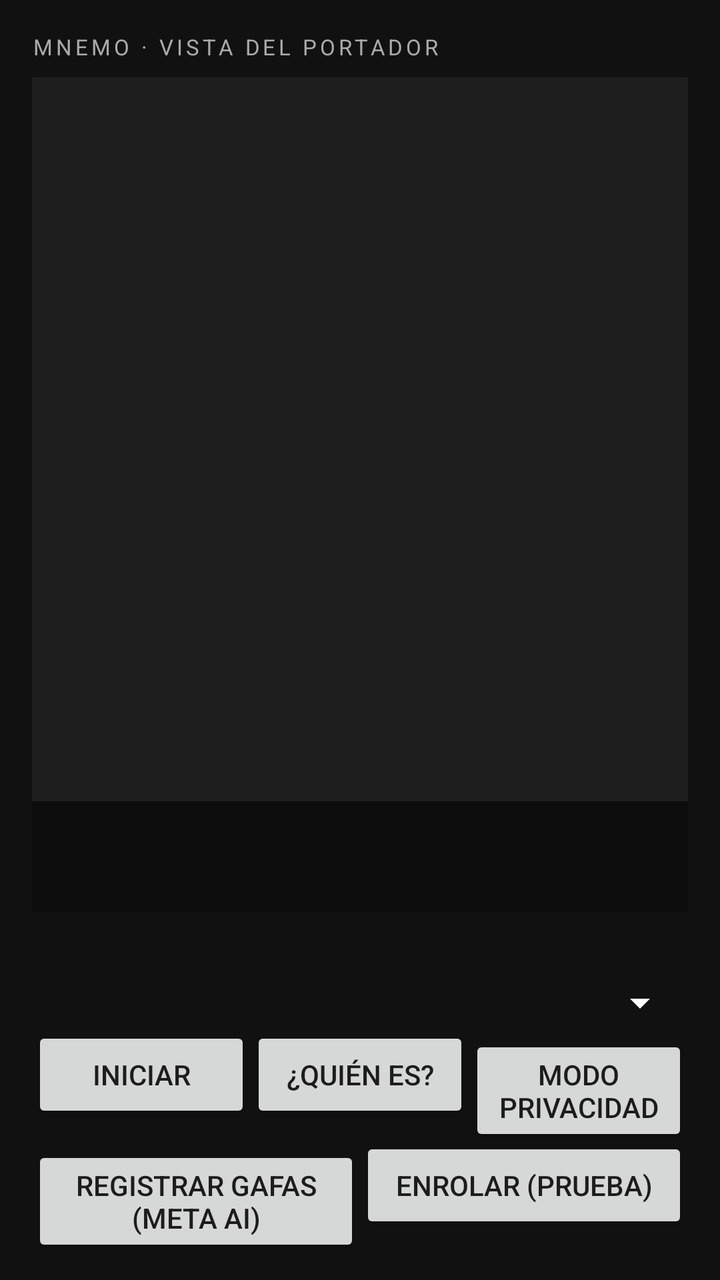
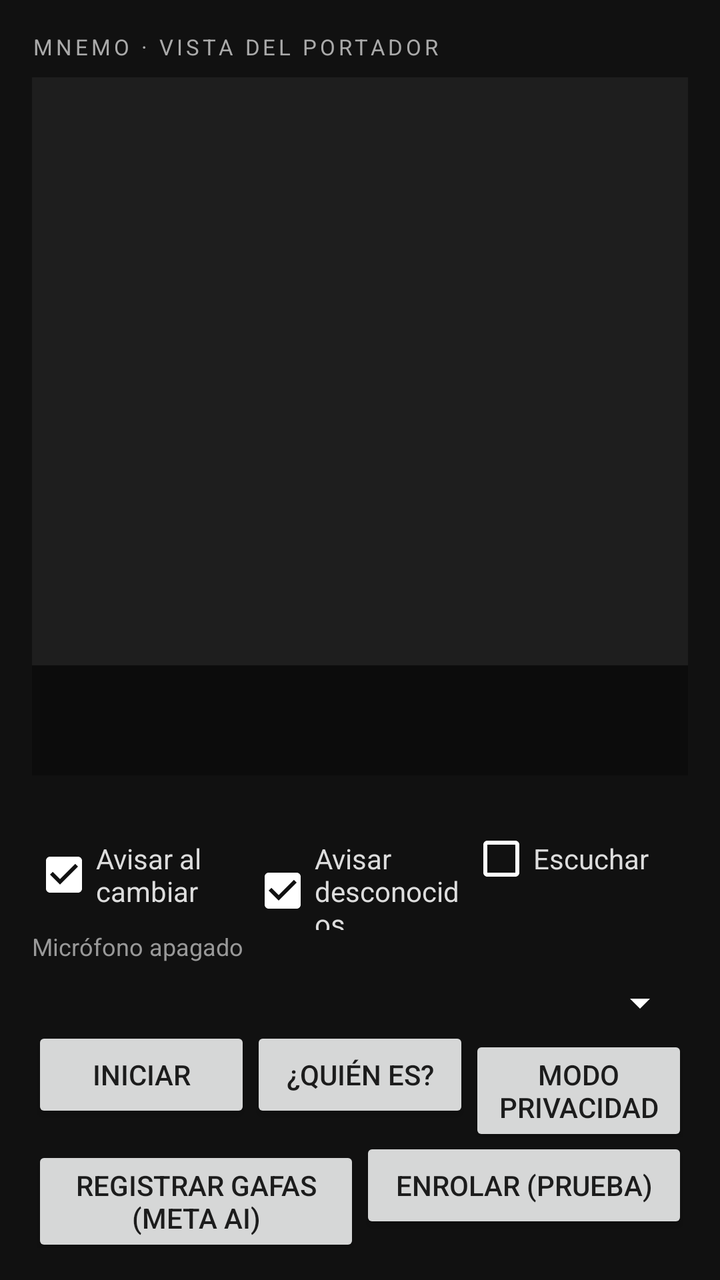

The first picture is an Android layout as it rendered before a commit; the second is the same layout after the commit. The layout source and the unified diff follow.
<!-- AndroidManifest.xml: application theme Theme.Mnemo -->
<!-- res/layout/activity_main.xml -->
<?xml version="1.0" encoding="utf-8"?>
<LinearLayout xmlns:android="http://schemas.android.com/apk/res/android"
    android:layout_width="match_parent"
    android:layout_height="match_parent"
    android:background="#111111"
    android:orientation="vertical"
    android:padding="16dp">

    <TextView
        android:layout_width="wrap_content"
        android:layout_height="wrap_content"
        android:letterSpacing="0.15"
        android:text="MNEMO · VISTA DEL PORTADOR"
        android:textColor="#AAAAAA"
        android:textSize="11sp" />

    <FrameLayout
        android:layout_width="match_parent"
        android:layout_height="0dp"
        android:layout_marginTop="8dp"
        android:layout_weight="1"
        android:background="#1E1E1E">

        <ImageView
            android:id="@+id/preview"
            android:layout_width="match_parent"
            android:layout_height="match_parent"
            android:contentDescription="Vista de la cámara"
            android:scaleType="fitCenter" />

        <TextView
            android:id="@+id/card"
            android:layout_width="match_parent"
            android:layout_height="wrap_content"
            android:layout_gravity="bottom"
            android:background="#99000000"
            android:padding="14dp"
            android:textColor="#FFFFFF"
            android:textSize="20sp" />
    </FrameLayout>

    <TextView
        android:id="@+id/status"
        android:layout_width="match_parent"
        android:layout_height="wrap_content"
        android:layout_marginTop="8dp"
        android:textColor="#DDDDDD"
        android:textSize="13sp" />

    <Spinner
        android:id="@+id/source"
        android:layout_width="match_parent"
        android:layout_height="wrap_content"
        android:layout_marginTop="8dp"
        android:backgroundTint="#FFFFFF"
        android:popupBackground="#222222" />

    <LinearLayout
        android:layout_width="match_parent"
        android:layout_height="wrap_content"
        android:orientation="horizontal">

        <Button android:id="@+id/start" android:layout_width="0dp" android:layout_height="wrap_content" android:layout_weight="1" android:text="Iniciar" />
        <Button android:id="@+id/ask" android:layout_width="0dp" android:layout_height="wrap_content" android:layout_weight="1" android:text="¿Quién es?" />
        <Button android:id="@+id/privacy" android:layout_width="0dp" android:layout_height="wrap_content" android:layout_weight="1" android:text="Modo privacidad" />
    </LinearLayout>

    <LinearLayout
        android:layout_width="match_parent"
        android:layout_height="wrap_content"
        android:orientation="horizontal">

        <Button android:id="@+id/register" android:layout_width="0dp" android:layout_height="wrap_content" android:layout_weight="1" android:text="Registrar gafas (Meta AI)" />
        <Button android:id="@+id/enroll" android:layout_width="0dp" android:layout_height="wrap_content" android:layout_weight="1" android:text="Enrolar (prueba)" />
    </LinearLayout>
</LinearLayout>
<!-- resources referenced by this layout -->
<resources>
  <style name="Theme.Mnemo" parent="Theme.AppCompat.Light.NoActionBar">
          <item name="colorPrimary">#111111</item>
          <item name="android:statusBarColor">#111111</item>
          <item name="android:windowBackground">@android:color/black</item>
      </style>
</resources>

<!-- the commit's change to res/layout/activity_main.xml (unified diff, before → after) -->
@@ -47,6 +47,27 @@
         android:textColor="#DDDDDD"
         android:textSize="13sp" />
 
+    <LinearLayout
+        android:layout_width="match_parent"
+        android:layout_height="wrap_content"
+        android:orientation="horizontal">
+
+        <CheckBox android:id="@+id/autoChange" android:layout_width="0dp" android:layout_height="wrap_content" android:layout_weight="1"
+            android:checked="true" android:text="Avisar al cambiar" android:textColor="#DDDDDD" android:buttonTint="#FFFFFF" />
+        <CheckBox android:id="@+id/autoUnknown" android:layout_width="0dp" android:layout_height="wrap_content" android:layout_weight="1"
+            android:checked="true" android:text="Avisar desconocidos" android:textColor="#DDDDDD" android:buttonTint="#FFFFFF" />
+        <CheckBox android:id="@+id/listen" android:layout_width="0dp" android:layout_height="wrap_content" android:layout_weight="1"
+            android:text="Escuchar" android:textColor="#DDDDDD" android:buttonTint="#FFFFFF" />
+    </LinearLayout>
+
+    <TextView
+        android:id="@+id/mic"
+        android:layout_width="match_parent"
+        android:layout_height="wrap_content"
+        android:text="Micrófono apagado"
+        android:textColor="#999999"
+        android:textSize="12sp" />
+
     <Spinner
         android:id="@+id/source"
         android:layout_width="match_parent"
